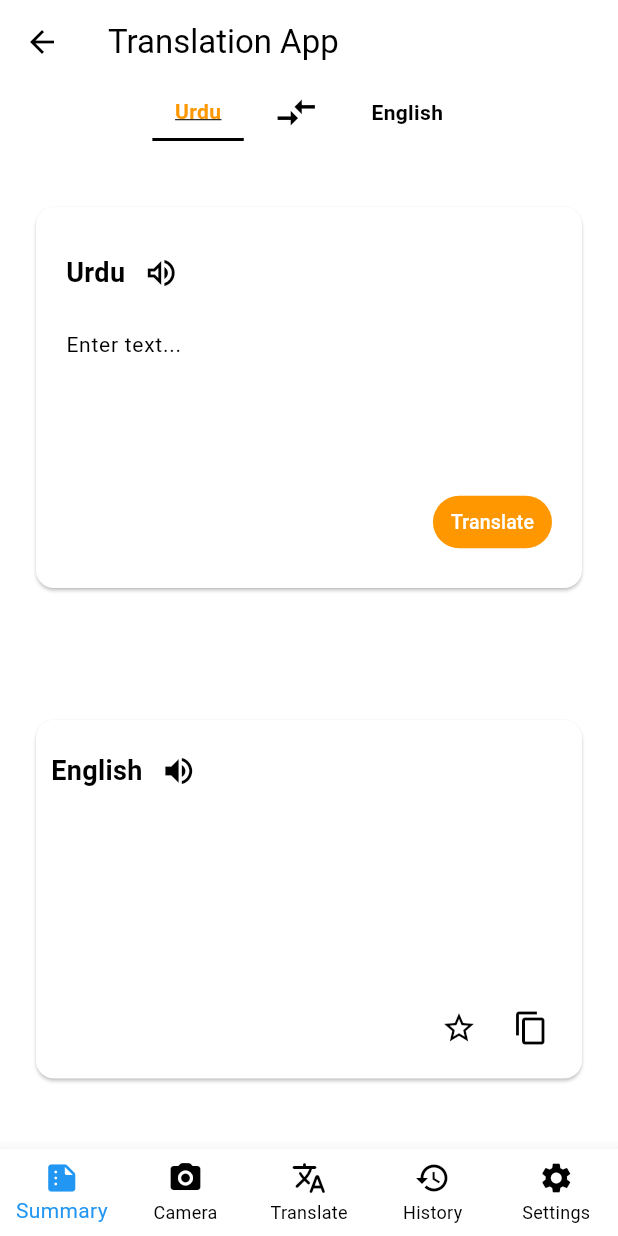
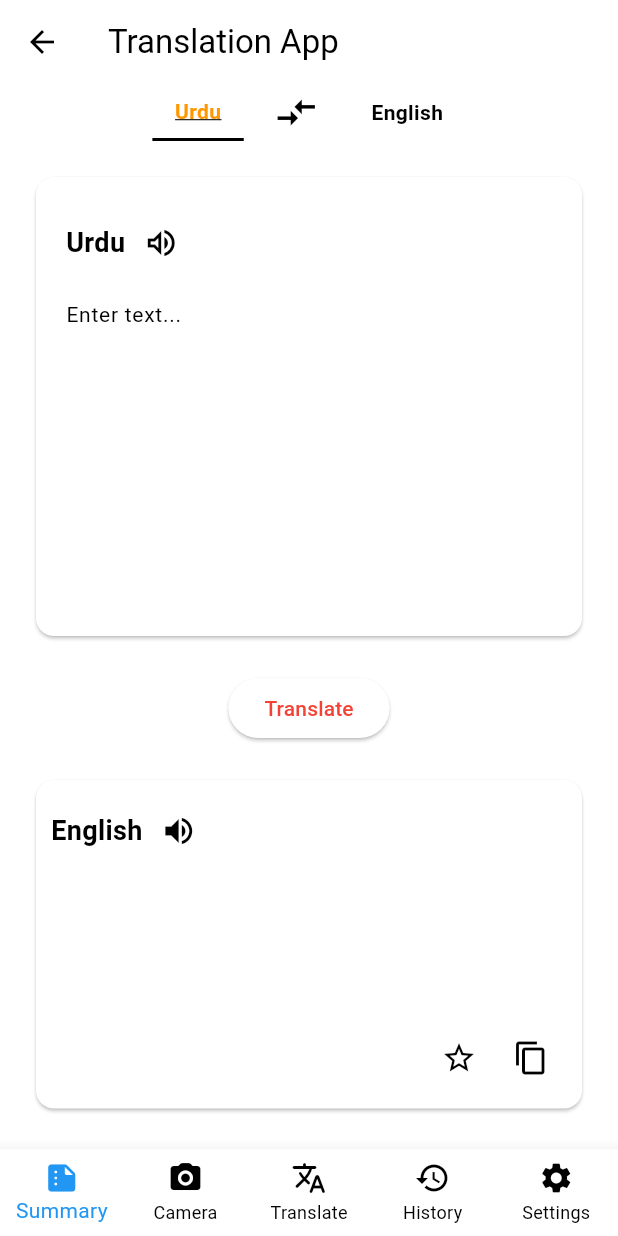
Before and after one commit to Wasiue03/linguotech, a Flutter app: the TranslationScreen screen opened by its route, on a phone screen of 412 x 824 dp. Run offline on Flutter 3.47's test engine with Material 3 defaults, Android fonts, the light colour scheme and no system bars; our stand-ins replace cloud_firestore, file_picker, firebase_auth, firebase_core, flutter_svg, flutter_tts and 3 more; missing offline and left inert: google_mlkit_text_recognition; accounts and stored records are empty.

Commit message:
added language selected input only

```diff
--- a/lib/Screens/camera/extract.dart
+++ b/lib/Screens/camera/extract.dart
@@ -24,9 +24,10 @@
   @override
   Widget build(BuildContext context) {
     return MaterialApp(
+      debugShowCheckedModeBanner: false,
       home: SafeArea(
           child: Scaffold(
-        backgroundColor: Colors.white60,
+        backgroundColor: Colors.white,
         body: Column(
           children: [
             Container(
@@ -42,14 +43,29 @@
                       s = a;
                     });
                   },
-                    child: const Icon(
-                      Icons.file_copy,
-                    )),
+                  child: Column(
+                    mainAxisAlignment: MainAxisAlignment.center,
+                    children: [
+                      Text(
+                        "Select Image",
+                        style: TextStyle(
+                          color: Colors.black,
+                          fontSize: 20,
                         ),
                       ),
-            Text(
+                      const Icon(
+                        Icons.image_rounded,
+                      ),
+                    ],
+                  ),
+                ),
+              ),
+            ),
+            Center(
+              child: Text(
                 s,
                 style: TextStyle(color: Colors.black, fontSize: 20),
+              ),
             )
           ],
         ),
--- a/lib/widgets/Translate/TranslateBody.dart
+++ b/lib/widgets/Translate/TranslateBody.dart
@@ -1,8 +1,7 @@
-// widgets/translation_body.dart
 import 'package:flutter/material.dart';
+import 'package:linguotech/widgets/Translate/english_Text_Card.dart';
+import 'package:linguotech/widgets/Translate/urdu_Text_Card.dart';
 import 'package:linguotech/widgets/language_selectot.dart';
-import 'package:linguotech/widgets/translate/english_text_card.dart';
-import 'package:linguotech/widgets/translate/urdu_text_card.dart';
 
 class TranslateBody extends StatefulWidget {
   @override
@@ -10,25 +9,84 @@
 }
 
 class _TranslateBodyState extends State<TranslateBody> {
-  String selectedLanguage = 'Urdu';
+  String selectedLanguage = 'Urdu'; // Default language is Urdu
   String translatedText = '';
   bool _isDarkMode = false;
-
+  bool isEnglishSelected = false;
+  bool isUrduSelected = true;
   @override
   Widget build(BuildContext context) {
-    return Column(
-      crossAxisAlignment: CrossAxisAlignment.center,
-      children: [
-        LanguageSelector(selectedLanguage, changeLanguage, _isDarkMode),
-        UrduTextCard(),
-        EnglishTextCard(translatedText),
-      ],
+    return SingleChildScrollView(
+      child: Column(
+        crossAxisAlignment: CrossAxisAlignment.center,
+        children: [
+          LanguageSelector(selectedLanguage, changeLanguage, _isDarkMode),
+          // Input card based on selected language
+          if (selectedLanguage == 'Urdu')
+            UrduTextCard(
+              onTextTranslated: (text) {
+                setState(() {
+                  translatedText = text;
+                });
+              },
+              isEnglishSelected: isEnglishSelected,
+              isUrduSelected: isUrduSelected,
+            ),
+
+          if (selectedLanguage == 'English')
+            EnglishTextCard(
+              translatedText: translatedText,
+              isEnglishSelected: true,
+              onTextChanged: (text) {
+                setState(() {
+                  translatedText = text;
+                });
+              },
+            ),
+          // Button between Urdu and English cards
+
+          ElevatedButton(
+            onPressed: () {
+              // Handle button press
+            },
+            child: Text('Translate'),
+          ),
+          // Output card (the other language)
+          if (selectedLanguage == 'Urdu')
+            EnglishTextCard(
+              translatedText: translatedText,
+              onTextChanged:
+                  (text) {}, // Dummy function as it's not used for output
+              isEnglishSelected: false,
+            ), // Output card for Urdu input
+          if (selectedLanguage == 'English')
+            UrduTextCard(
+              onTextTranslated: (text) {
+                setState(() {
+                  translatedText = text;
+                });
+              },
+              isEnglishSelected: false,
+              isUrduSelected: false,
+            ), // Output card for English input
+          // Additional widgets can be added here
+        ],
+      ),
     );
   }
 
   void changeLanguage(String language) {
     setState(() {
       selectedLanguage = language;
+      // Clear translated text when switching languages
+      translatedText = '';
+      if (selectedLanguage == 'Urdu') {
+        isEnglishSelected = false;
+        isUrduSelected = true;
+      } else {
+        isEnglishSelected = true;
+        isUrduSelected = false;
+      }
     });
   }
 }
--- a/lib/widgets/Translate/english_Text_Card.dart
+++ b/lib/widgets/Translate/english_Text_Card.dart
@@ -1,17 +1,23 @@
-// widgets/english_text_card.dart
 import 'package:flutter/material.dart';
 
 class EnglishTextCard extends StatelessWidget {
   final String translatedText;
-
-  EnglishTextCard(this.translatedText);
+  final bool
+      isEnglishSelected; // New parameter to indicate if English is selected
+  final Function(String) onTextChanged;
+  EnglishTextCard({
+    required this.translatedText,
+    required this.isEnglishSelected, // Constructor parameter
+    required this.onTextChanged,
+  });
 
   @override
   Widget build(BuildContext context) {
-    return Padding(
+    return SingleChildScrollView(
+      child: Padding(
         padding: const EdgeInsets.all(4.0),
         child: Card(
-        margin: EdgeInsets.symmetric(horizontal: 20, vertical: 40),
+          margin: EdgeInsets.symmetric(horizontal: 20, vertical: 20),
           child: Padding(
             padding: EdgeInsets.all(10),
             child: Column(
@@ -35,7 +41,25 @@
                     ),
                   ],
                 ),
-              SizedBox(height: 40),
+
+                // TextField conditionally enabled based on the selected language
+                if (isEnglishSelected)
+                  TextField(
+                    onChanged: (text) {
+                      // Handle text input
+                    },
+                    decoration: InputDecoration(
+                      hintText: 'Enter text...',
+                      alignLabelWithHint: true,
+                      border: InputBorder.none,
+                      hintStyle: TextStyle(color: Colors.black),
+                    ),
+                    textAlign: TextAlign.start,
+                    style: TextStyle(
+                      fontSize: 16,
+                    ),
+                  ),
+                SizedBox(height: 20),
                 Text(
                   translatedText,
                   style: TextStyle(fontSize: 16),
@@ -62,6 +86,7 @@
             ),
           ),
         ),
+      ),
     );
   }
 }
--- a/lib/widgets/Translate/urdu_Text_Card.dart
+++ b/lib/widgets/Translate/urdu_Text_Card.dart
@@ -2,9 +2,18 @@
 import 'package:flutter/material.dart';
 import 'package:flutter_tts/flutter_tts.dart';
 import 'package:linguotech/model/translation_urdu/ur_to_eng.dart';
-import 'package:provider/provider.dart';
 
 class UrduTextCard extends StatefulWidget {
+  final Function(String) onTextTranslated;
+  final bool isEnglishSelected;
+  final bool isUrduSelected;
+
+  UrduTextCard({
+    required this.onTextTranslated,
+    required this.isEnglishSelected,
+    required this.isUrduSelected,
+  });
+
   @override
   _UrduTextCardState createState() => _UrduTextCardState();
 }
@@ -19,8 +28,6 @@
   // Function to read text aloud
   Future<void> speakText(String text) async {
     await flutterTts.speak(text);
-    // await flutterTts.setPitch(1.0);
-    // await flutterTts.setSpeechRate(0.5);
   }
 
   @override
@@ -28,7 +35,7 @@
     return Padding(
       padding: const EdgeInsets.all(4.0),
       child: Card(
-        margin: EdgeInsets.symmetric(horizontal: 20, vertical: 40),
+        margin: EdgeInsets.symmetric(horizontal: 20, vertical: 20),
         child: Padding(
           padding: EdgeInsets.all(20),
           child: Column(
@@ -54,45 +61,29 @@
                   ),
                 ],
               ),
+              // Conditionally show TextField based on language selection
+              if (!widget.isEnglishSelected && widget.isUrduSelected)
                 TextField(
                   controller: urduTextController,
+                  enabled: widget
+                      .isUrduSelected, // Enable/disable based on isUrduSelected
                   onChanged: (value) {
                     // No need to use setState since it's a stateful widget
                   },
                   decoration: InputDecoration(
                     hintText: 'Enter text...',
-                    alignLabelWithHint: true, // Align hint to the start
+                    alignLabelWithHint: true,
                     border: InputBorder.none,
-                    hintStyle: TextStyle(color: Colors.black)
-
-                    // Remove underline
+                    hintStyle: TextStyle(color: Colors.black),
                   ),
-                textAlign: TextAlign.start, // Align text to the start
+                  textAlign: TextAlign.start,
                   style: TextStyle(
                     fontSize: 14,
                   ),
                 ),
               SizedBox(
-                height: 40,
-              ),
-              SizedBox(height: 30),
-              Align(
-                alignment: Alignment.centerRight,
-                child: TextButton(
-                  onPressed: () {
-                    translateText();
-                  },
-                  style: TextButton.styleFrom(
-                    backgroundColor: Colors.orange,
-                    foregroundColor: Colors.white,
-                    minimumSize: Size(10, 20),
-                  ),
-                  child: Text(
-                    'Translate',
-                    style: TextStyle(fontSize: 13),
-                  ),
-                ),
-              ),
+                height: 170,
+              )
             ],
           ),
         ),
@@ -108,6 +99,9 @@
       setState(() {
         translatedText = translation;
       });
+
+      // Call the callback function with the translated text
+      widget.onTextTranslated(translation);
     } catch (error) {
       print("Translation error: $error");
       setState(() {
```
Also changed, not shown: 1 other file. Lines whose indentation alone changed are shown as unchanged.
